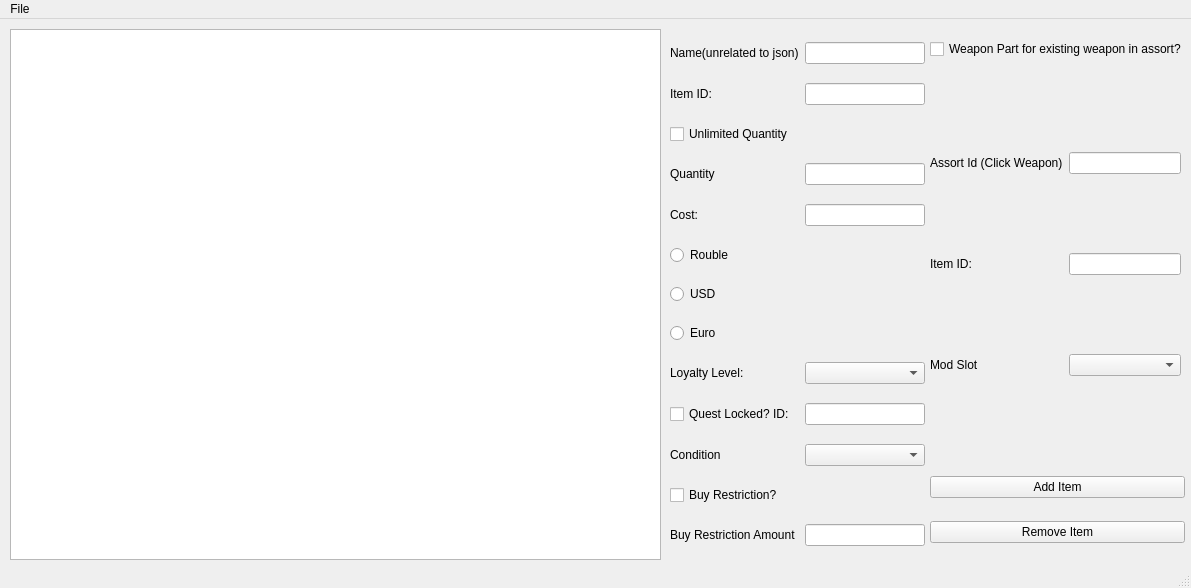
Before: the Qt Designer form src/gui_assort.ui in ThePi1/SPT-Trader-Builder, drawn with Qt 5.
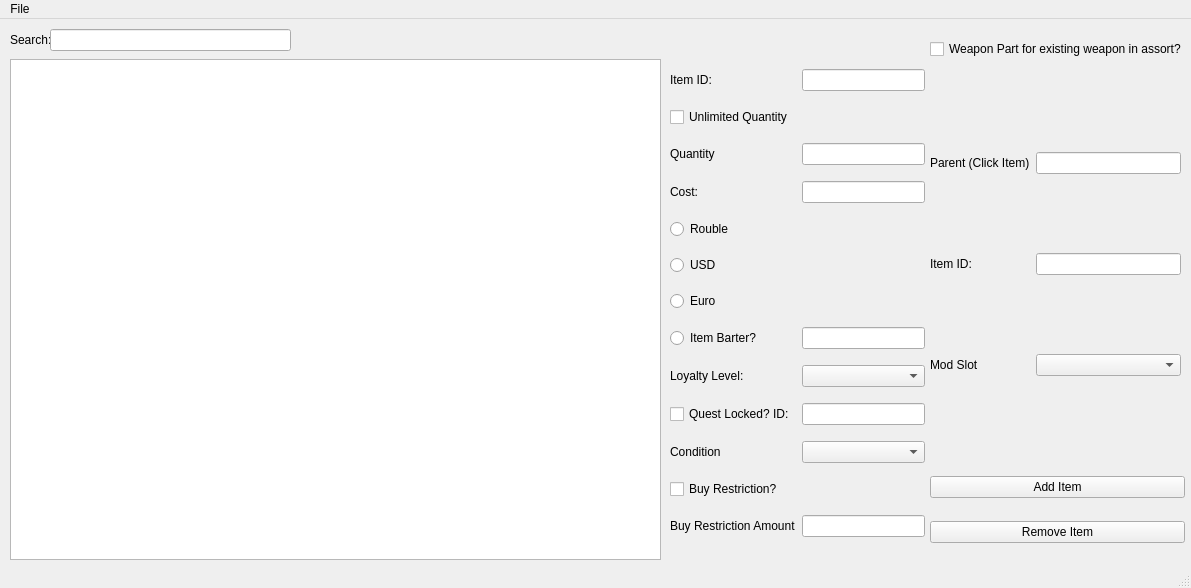
After: the same form once the commit is applied.

Commit message: Assort Bulder Done minus 1 tiny thing.

```diff
--- a/src/gui_assort.ui
+++ b/src/gui_assort.ui
@@ -69,9 +69,9 @@
     <property name="geometry">
      <rect>
       <x>10</x>
-      <y>10</y>
+      <y>40</y>
       <width>651</width>
-      <height>531</height>
+      <height>501</height>
      </rect>
     </property>
    </widget>
@@ -105,7 +105,7 @@
      <item row="0" column="0">
       <widget class="QLabel" name="ab_mongo">
        <property name="text">
-        <string>Assort Id (Click Weapon)</string>
+        <string>Parent (Click Item)</string>
        </property>
       </widget>
      </item>
@@ -121,62 +121,16 @@
     <property name="geometry">
      <rect>
       <x>670</x>
-      <y>10</y>
+      <y>40</y>
       <width>255</width>
-      <height>531</height>
+      <height>501</height>
      </rect>
     </property>
     <layout class="QGridLayout" name="gridLayout">
-     <item row="5" column="1">
-      <widget class="QRadioButton" name="ab_rouble_radiobutton">
-       <property name="text">
-        <string>Rouble</string>
-       </property>
-      </widget>
+     <item row="8" column="2">
+      <widget class="QComboBox" name="ab_loyalty_combo"/>
      </item>
-     <item row="4" column="2">
-      <widget class="QLineEdit" name="ab_cost_edit"/>
-     </item>
-     <item row="0" column="1">
-      <widget class="QLabel" name="ab_name">
-       <property name="toolTip">
-        <string>&lt;html&gt;&lt;head/&gt;&lt;body&gt;&lt;p&gt;Name of the item for your own organizational purposes.&lt;/p&gt;&lt;/body&gt;&lt;/html&gt;</string>
-       </property>
-       <property name="text">
-        <string>Name(unrelated to json)</string>
-       </property>
-      </widget>
-     </item>
-     <item row="9" column="2">
-      <widget class="QLineEdit" name="ab_quest_id"/>
-     </item>
-     <item row="8" column="1">
-      <widget class="QLabel" name="ab_loyalty">
-       <property name="toolTip">
-        <string>&lt;html&gt;&lt;head/&gt;&lt;body&gt;&lt;p&gt;Which Loyalty Level.&lt;/p&gt;&lt;/body&gt;&lt;/html&gt;</string>
-       </property>
-       <property name="text">
-        <string>Loyalty Level:</string>
-       </property>
-      </widget>
-     </item>
-     <item row="6" column="1">
-      <widget class="QRadioButton" name="ab_usd_button">
-       <property name="text">
-        <string>USD</string>
-       </property>
-      </widget>
-     </item>
-     <item row="0" column="2">
-      <widget class="QLineEdit" name="ab_itemname"/>
-     </item>
-     <item row="3" column="2">
-      <widget class="QLineEdit" name="ab_quantity"/>
-     </item>
-     <item row="1" column="2">
-      <widget class="QLineEdit" name="ab_Item_Id"/>
-     </item>
-     <item row="2" column="1">
+     <item row="1" column="1">
       <widget class="QCheckBox" name="ab_unlimitedcount">
        <property name="toolTip">
         <string>&lt;html&gt;&lt;head/&gt;&lt;body&gt;&lt;p&gt;Typically true unless you want it to run out of stock in fika across server. Use buy restriction to set a limit.&lt;/p&gt;&lt;/body&gt;&lt;/html&gt;</string>
@@ -186,25 +140,8 @@
        </property>
       </widget>
      </item>
-     <item row="4" column="1">
-      <widget class="QLabel" name="ab_cost">
-       <property name="toolTip">
-        <string>&lt;html&gt;&lt;head/&gt;&lt;body&gt;&lt;p&gt;Cost of item.&lt;/p&gt;&lt;/body&gt;&lt;/html&gt;</string>
-       </property>
-       <property name="text">
-        <string>Cost:</string>
-       </property>
-      </widget>
-     </item>
-     <item row="1" column="1">
-      <widget class="QLabel" name="ab_itemid">
-       <property name="toolTip">
-        <string>&lt;html&gt;&lt;head/&gt;&lt;body&gt;&lt;p&gt;Mongo ID of the Item to be sold.&lt;/p&gt;&lt;/body&gt;&lt;/html&gt;</string>
-       </property>
-       <property name="text">
-        <string>Item ID:</string>
-       </property>
-      </widget>
+     <item row="10" column="2">
+      <widget class="QComboBox" name="ab_condition_box"/>
      </item>
      <item row="9" column="1">
       <widget class="QCheckBox" name="ab_quest_check">
@@ -216,14 +153,37 @@
        </property>
       </widget>
      </item>
-     <item row="7" column="1">
+     <item row="9" column="2">
+      <widget class="QLineEdit" name="ab_quest_id"/>
+     </item>
+     <item row="11" column="1">
+      <widget class="QCheckBox" name="ab_buyrestriction_checkbox">
+       <property name="toolTip">
+        <string>&lt;html&gt;&lt;head/&gt;&lt;body&gt;&lt;p&gt;Is there a restriction to how many can be purchased in a restock period?&lt;/p&gt;&lt;/body&gt;&lt;/html&gt;</string>
+       </property>
+       <property name="text">
+        <string>Buy Restriction?</string>
+       </property>
+      </widget>
+     </item>
+     <item row="8" column="1">
+      <widget class="QLabel" name="ab_loyalty">
+       <property name="toolTip">
+        <string>&lt;html&gt;&lt;head/&gt;&lt;body&gt;&lt;p&gt;Which Loyalty Level.&lt;/p&gt;&lt;/body&gt;&lt;/html&gt;</string>
+       </property>
+       <property name="text">
+        <string>Loyalty Level:</string>
+       </property>
+      </widget>
+     </item>
+     <item row="6" column="1">
       <widget class="QRadioButton" name="ab_euro_button">
        <property name="text">
         <string>Euro</string>
        </property>
       </widget>
      </item>
-     <item row="3" column="1">
+     <item row="2" column="1">
       <widget class="QLabel" name="ab_quantity_2">
        <property name="toolTip">
         <string>&lt;html&gt;&lt;head/&gt;&lt;body&gt;&lt;p&gt;If server wide... how many can be purchased within restock.&lt;/p&gt;&lt;/body&gt;&lt;/html&gt;</string>
@@ -233,8 +193,12 @@
        </property>
       </widget>
      </item>
-     <item row="8" column="2">
-      <widget class="QComboBox" name="ab_loyalty_combo"/>
+     <item row="5" column="1">
+      <widget class="QRadioButton" name="ab_usd_button">
+       <property name="text">
+        <string>USD</string>
+       </property>
+      </widget>
      </item>
      <item row="10" column="1">
       <widget class="QLabel" name="ab_condition">
@@ -246,18 +210,8 @@
        </property>
       </widget>
      </item>
-     <item row="10" column="2">
-      <widget class="QComboBox" name="ab_condition_box"/>
-     </item>
-     <item row="11" column="1">
-      <widget class="QCheckBox" name="ab_buyrestriction_checkbox">
-       <property name="toolTip">
-        <string>&lt;html&gt;&lt;head/&gt;&lt;body&gt;&lt;p&gt;Is there a restriction to how many can be purchased in a restock period?&lt;/p&gt;&lt;/body&gt;&lt;/html&gt;</string>
-       </property>
-       <property name="text">
-        <string>Buy Restriction?</string>
-       </property>
-      </widget>
+     <item row="3" column="2">
+      <widget class="QLineEdit" name="ab_cost_edit"/>
      </item>
      <item row="12" column="1">
       <widget class="QLabel" name="ab_buyrestriction">
@@ -269,11 +223,80 @@
        </property>
       </widget>
      </item>
+     <item row="2" column="2">
+      <widget class="QLineEdit" name="ab_quantity"/>
+     </item>
+     <item row="0" column="1">
+      <widget class="QLabel" name="ab_itemid">
+       <property name="toolTip">
+        <string>&lt;html&gt;&lt;head/&gt;&lt;body&gt;&lt;p&gt;Mongo ID of the Item to be sold.&lt;/p&gt;&lt;/body&gt;&lt;/html&gt;</string>
+       </property>
+       <property name="text">
+        <string>Item ID:</string>
+       </property>
+      </widget>
+     </item>
      <item row="12" column="2">
       <widget class="QLineEdit" name="ab_buyRestriction_edit"/>
      </item>
+     <item row="4" column="1">
+      <widget class="QRadioButton" name="ab_rouble_radiobutton">
+       <property name="text">
+        <string>Rouble</string>
+       </property>
+      </widget>
+     </item>
+     <item row="0" column="2">
+      <widget class="QLineEdit" name="ab_Item_Id"/>
+     </item>
+     <item row="3" column="1">
+      <widget class="QLabel" name="ab_cost">
+       <property name="toolTip">
+        <string>&lt;html&gt;&lt;head/&gt;&lt;body&gt;&lt;p&gt;Cost of item.&lt;/p&gt;&lt;/body&gt;&lt;/html&gt;</string>
+       </property>
+       <property name="text">
+        <string>Cost:</string>
+       </property>
+      </widget>
+     </item>
+     <item row="7" column="1">
+      <widget class="QRadioButton" name="ab_itembarter_check">
+       <property name="text">
+        <string>Item Barter?</string>
+       </property>
+      </widget>
+     </item>
+     <item row="7" column="2">
+      <widget class="QLineEdit" name="ab_itembarter_edit"/>
+     </item>
     </layout>
    </widget>
+   <widget class="QLabel" name="ab_search_label">
+    <property name="geometry">
+     <rect>
+      <x>10</x>
+      <y>10</y>
+      <width>41</width>
+      <height>22</height>
+     </rect>
+    </property>
+    <property name="toolTip">
+     <string>&lt;html&gt;&lt;head/&gt;&lt;body&gt;&lt;p&gt;Name of the item for your own organizational purposes.&lt;/p&gt;&lt;/body&gt;&lt;/html&gt;</string>
+    </property>
+    <property name="text">
+     <string>Search:</string>
+    </property>
+   </widget>
+   <widget class="QLineEdit" name="ab_search">
+    <property name="geometry">
+     <rect>
+      <x>50</x>
+      <y>10</y>
+      <width>241</width>
+      <height>22</height>
+     </rect>
+    </property>
+   </widget>
   </widget>
   <widget class="QMenuBar" name="menubar">
    <property name="geometry">
```
The commit also changes 5 other files.
